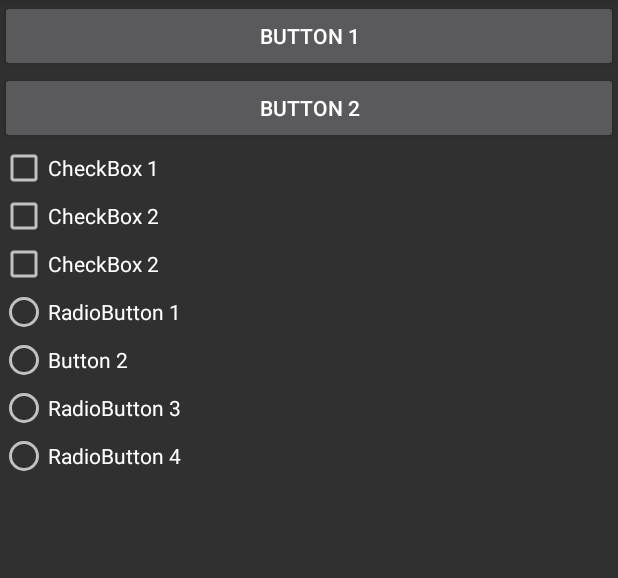
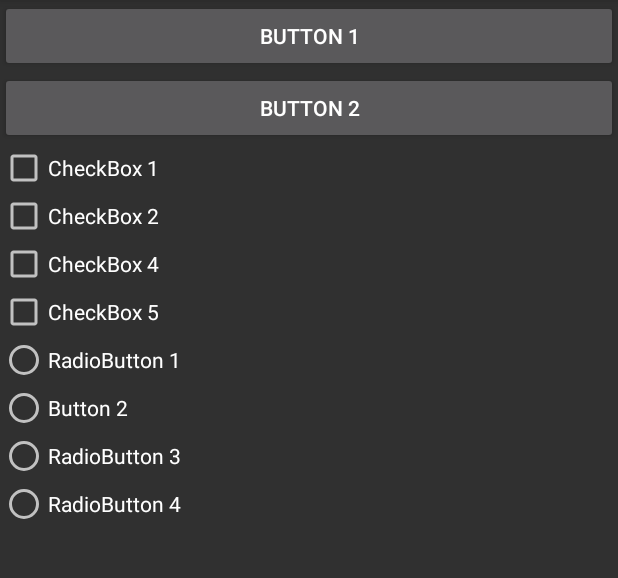
Before and after one commit to malibaig41/MyGithub, an Android app: the screen it shows after launch (MainActivity), on a phone screen of 412 x 824 dp, the part 84-662 px from its top. Run offline under Robolectric (Android 15) with nearby library versions, the phone set to English and light mode, and no system bars.

Commit message:
Fourth Checkbox is added.

```diff
--- a/app/src/main/res/layout/activity_main.xml
+++ b/app/src/main/res/layout/activity_main.xml
@@ -29,7 +29,14 @@
     <CheckBox
         android:layout_width="wrap_content"
         android:layout_height="wrap_content"
-        android:text="CheckBox 2" />
+        android:text="CheckBox 4" />
+
+    <CheckBox
+        android:layout_width="wrap_content"
+        android:layout_height="wrap_content"
+        android:text="CheckBox 5" />
+
+
     <RadioButton
         android:layout_width="wrap_content"
         android:layout_height="wrap_content"
```
